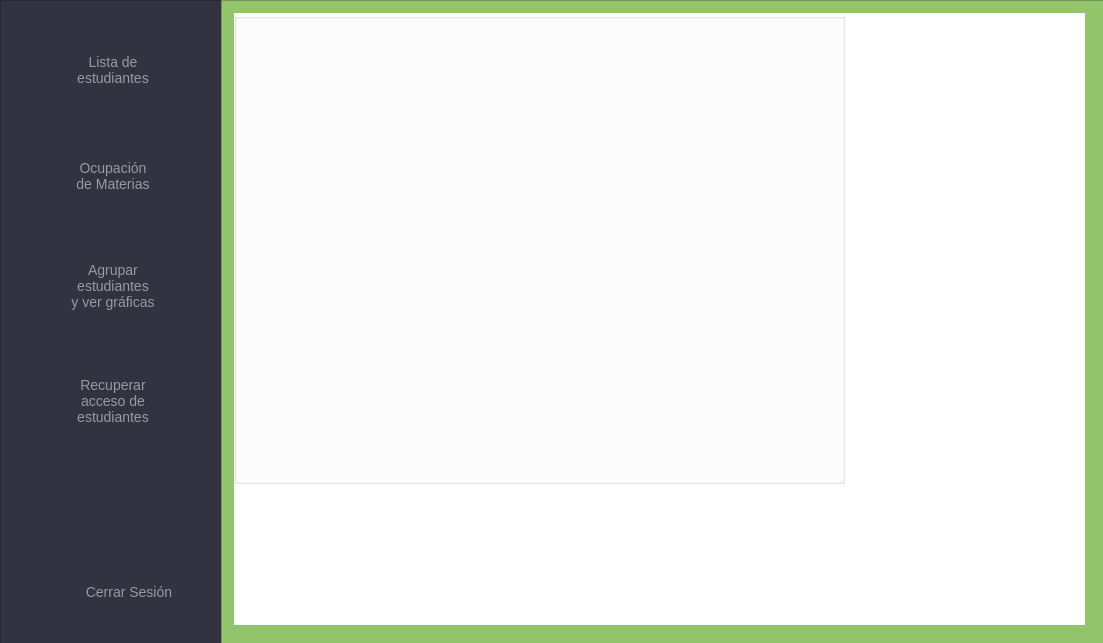
The window that FCC/mainwindow.ui (JosePLMorales777/LoboServicesFCC) describes before a commit, drawn with Qt 5.
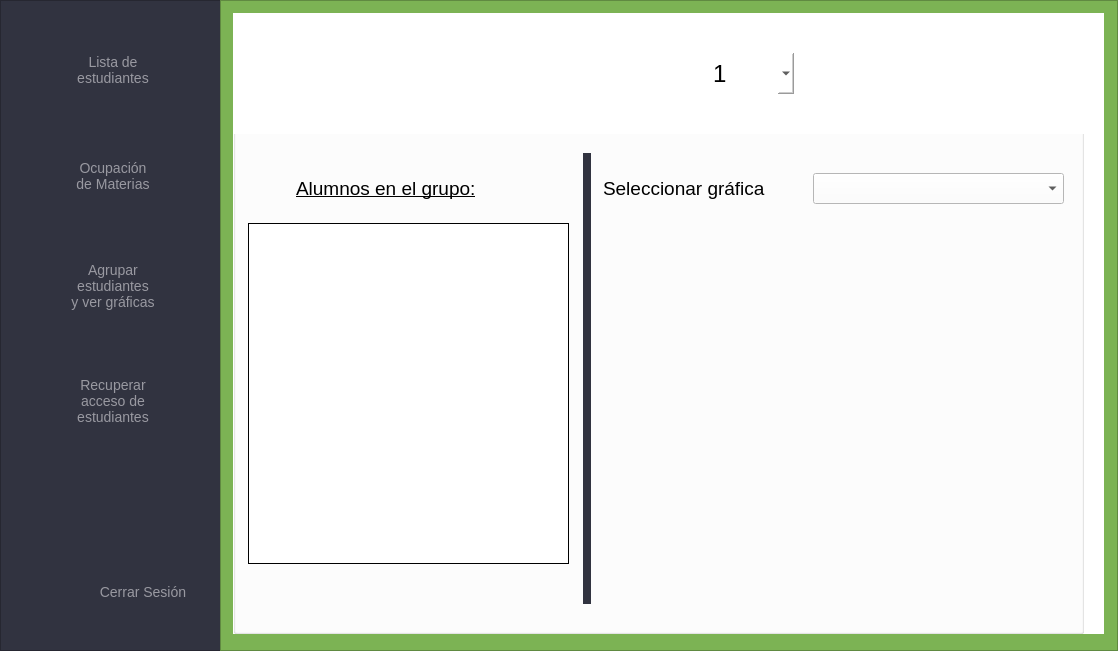
The same window after the commit. The open tabs and pages were chosen to show the change. Icons and pictures are not drawn.

What changed in the file:
```diff
--- a/FCC/mainwindow.ui
+++ b/FCC/mainwindow.ui
@@ -6,8 +6,8 @@
    <rect>
     <x>0</x>
     <y>0</y>
-    <width>1103</width>
-    <height>643</height>
+    <width>1118</width>
+    <height>651</height>
    </rect>
   </property>
   <property name="sizePolicy">
@@ -2132,12 +2132,21 @@
       <widget class="QPushButton" name="cerrar_sesion_2">
        <property name="geometry">
         <rect>
-         <x>26</x>
+         <x>40</x>
          <y>572</y>
          <width>191</width>
          <height>40</height>
         </rect>
        </property>
+       <property name="font">
+        <font>
+         <family>Arial</family>
+         <pointsize>13</pointsize>
+         <weight>50</weight>
+         <italic>false</italic>
+         <bold>false</bold>
+        </font>
+       </property>
        <property name="styleSheet">
         <string notr="true">QPushButton{
 font: 15pt &quot;Arial&quot;;
@@ -2175,14 +2184,14 @@
      <widget class="QFrame" name="frame_13">
       <property name="geometry">
        <rect>
-        <x>221</x>
+        <x>220</x>
         <y>0</y>
         <width>898</width>
         <height>651</height>
        </rect>
       </property>
       <property name="styleSheet">
-       <string notr="true"> background-color: rgb(145, 196, 107);</string>
+       <string notr="true"> background-color: #7cb354;</string>
       </property>
       <property name="frameShape">
        <enum>QFrame::StyledPanel</enum>
@@ -2195,8 +2204,8 @@
         <rect>
          <x>13</x>
          <y>13</y>
-         <width>851</width>
-         <height>612</height>
+         <width>871</width>
+         <height>621</height>
         </rect>
        </property>
        <property name="styleSheet">
@@ -2339,13 +2348,278 @@
           <rect>
            <x>0</x>
            <y>0</y>
-           <width>611</width>
-           <height>471</height>
+           <width>851</width>
+           <height>621</height>
           </rect>
          </property>
          <property name="title">
           <string/>
          </property>
+         <widget class="QLabel" name="label_16">
+          <property name="geometry">
+           <rect>
+            <x>0</x>
+            <y>0</y>
+            <width>865</width>
+            <height>121</height>
+           </rect>
+          </property>
+          <property name="styleSheet">
+           <string notr="true">border-image: url(:/Imagenes/Profesor/barra.png);</string>
+          </property>
+          <property name="text">
+           <string/>
+          </property>
+         </widget>
+         <widget class="QLabel" name="label_17">
+          <property name="geometry">
+           <rect>
+            <x>30</x>
+            <y>40</y>
+            <width>391</width>
+            <height>41</height>
+           </rect>
+          </property>
+          <property name="font">
+           <font>
+            <family>MS Shell Dlg 2</family>
+            <pointsize>20</pointsize>
+            <weight>10</weight>
+            <italic>false</italic>
+            <bold>false</bold>
+           </font>
+          </property>
+          <property name="styleSheet">
+           <string notr="true">background-color: transparent;
+color:white;
+font: 80 20pt &quot;MS Shell Dlg 2&quot;;</string>
+          </property>
+          <property name="text">
+           <string>Elija el número del grupo:</string>
+          </property>
+         </widget>
+         <widget class="QComboBox" name="grupo">
+          <property name="geometry">
+           <rect>
+            <x>430</x>
+            <y>40</y>
+            <width>131</width>
+            <height>41</height>
+           </rect>
+          </property>
+          <property name="font">
+           <font>
+            <pointsize>18</pointsize>
+            <weight>50</weight>
+            <bold>false</bold>
+           </font>
+          </property>
+          <property name="styleSheet">
+           <string notr="true">background: rgba(255, 255, 255, 150);
+border-radius: 15px;
+padding-left: 50px;
+</string>
+          </property>
+          <item>
+           <property name="text">
+            <string>1</string>
+           </property>
+          </item>
+          <item>
+           <property name="text">
+            <string>2</string>
+           </property>
+          </item>
+          <item>
+           <property name="text">
+            <string>3</string>
+           </property>
+          </item>
+          <item>
+           <property name="text">
+            <string>4</string>
+           </property>
+          </item>
+          <item>
+           <property name="text">
+            <string>5</string>
+           </property>
+          </item>
+          <item>
+           <property name="text">
+            <string>6</string>
+           </property>
+          </item>
+          <item>
+           <property name="text">
+            <string>7</string>
+           </property>
+          </item>
+          <item>
+           <property name="text">
+            <string>8</string>
+           </property>
+          </item>
+          <item>
+           <property name="text">
+            <string>9</string>
+           </property>
+          </item>
+          <item>
+           <property name="text">
+            <string>10</string>
+           </property>
+          </item>
+          <item>
+           <property name="text">
+            <string>11</string>
+           </property>
+          </item>
+          <item>
+           <property name="text">
+            <string>12</string>
+           </property>
+          </item>
+          <item>
+           <property name="text">
+            <string>13</string>
+           </property>
+          </item>
+          <item>
+           <property name="text">
+            <string>14</string>
+           </property>
+          </item>
+          <item>
+           <property name="text">
+            <string>15</string>
+           </property>
+          </item>
+          <item>
+           <property name="text">
+            <string>16</string>
+           </property>
+          </item>
+          <item>
+           <property name="text">
+            <string>17</string>
+           </property>
+          </item>
+          <item>
+           <property name="text">
+            <string>18</string>
+           </property>
+          </item>
+         </widget>
+         <widget class="QLabel" name="label_18">
+          <property name="geometry">
+           <rect>
+            <x>63</x>
+            <y>150</y>
+            <width>221</width>
+            <height>51</height>
+           </rect>
+          </property>
+          <property name="font">
+           <font>
+            <family>MS Shell Dlg 2</family>
+            <pointsize>14</pointsize>
+            <weight>10</weight>
+            <italic>false</italic>
+            <bold>false</bold>
+            <underline>true</underline>
+           </font>
+          </property>
+          <property name="styleSheet">
+           <string notr="true">background-color: transparent;
+color:black;
+font: 80 14pt &quot;MS Shell Dlg 2&quot;;</string>
+          </property>
+          <property name="text">
+           <string>Alumnos en el grupo:</string>
+          </property>
+         </widget>
+         <widget class="QLabel" name="label_19">
+          <property name="geometry">
+           <rect>
+            <x>350</x>
+            <y>140</y>
+            <width>8</width>
+            <height>451</height>
+           </rect>
+          </property>
+          <property name="styleSheet">
+           <string notr="true">background-color: rgb(49, 51, 64);</string>
+          </property>
+          <property name="text">
+           <string/>
+          </property>
+         </widget>
+         <widget class="QTableView" name="alumnosxgrupo">
+          <property name="geometry">
+           <rect>
+            <x>15</x>
+            <y>210</y>
+            <width>321</width>
+            <height>341</height>
+           </rect>
+          </property>
+          <property name="styleSheet">
+           <string notr="true">QTableView{ 
+   background-color: white; 
+   color: black; 
+   border : 1px solid black; 
+   font: 13pt; 
+   height: 30px;
+}
+
+QHeaderView::section { 
+    background-color: rgb(49, 51, 64); 
+    color: white; 
+    border : 1px solid black; 
+    font: 13pt;                                
+	height: 30px;
+}</string>
+          </property>
+         </widget>
+         <widget class="QLabel" name="label_20">
+          <property name="geometry">
+           <rect>
+            <x>370</x>
+            <y>150</y>
+            <width>201</width>
+            <height>51</height>
+           </rect>
+          </property>
+          <property name="font">
+           <font>
+            <family>MS Shell Dlg 2</family>
+            <pointsize>14</pointsize>
+            <weight>10</weight>
+            <italic>false</italic>
+            <bold>false</bold>
+            <underline>false</underline>
+           </font>
+          </property>
+          <property name="styleSheet">
+           <string notr="true">background-color: transparent;
+color:black;
+font: 80 14pt &quot;MS Shell Dlg 2&quot;;</string>
+          </property>
+          <property name="text">
+           <string>Seleccionar gráfica</string>
+          </property>
+         </widget>
+         <widget class="QComboBox" name="comboBox">
+          <property name="geometry">
+           <rect>
+            <x>580</x>
+            <y>160</y>
+            <width>251</width>
+            <height>31</height>
+           </rect>
+          </property>
+         </widget>
         </widget>
        </widget>
        <widget class="QWidget" name="Graficas_2">
```
Left out of the diff: 635 changed lines with no effect on the pictures.
